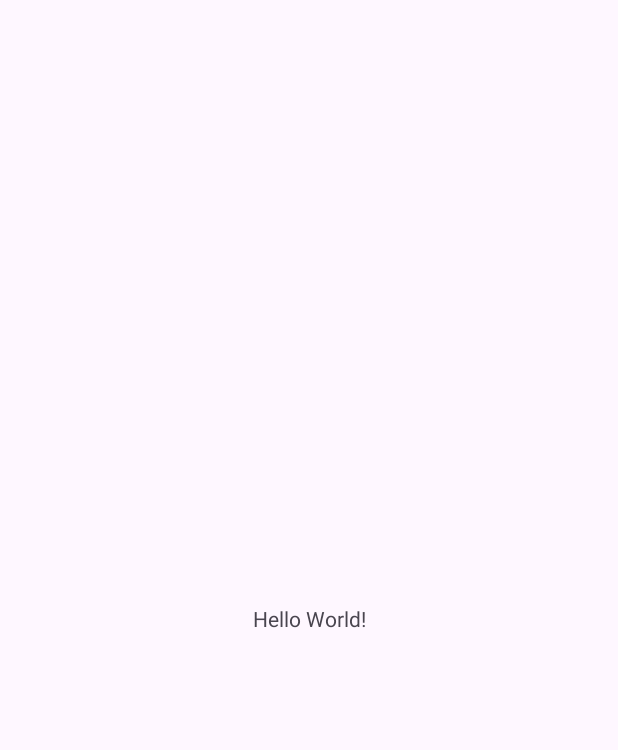
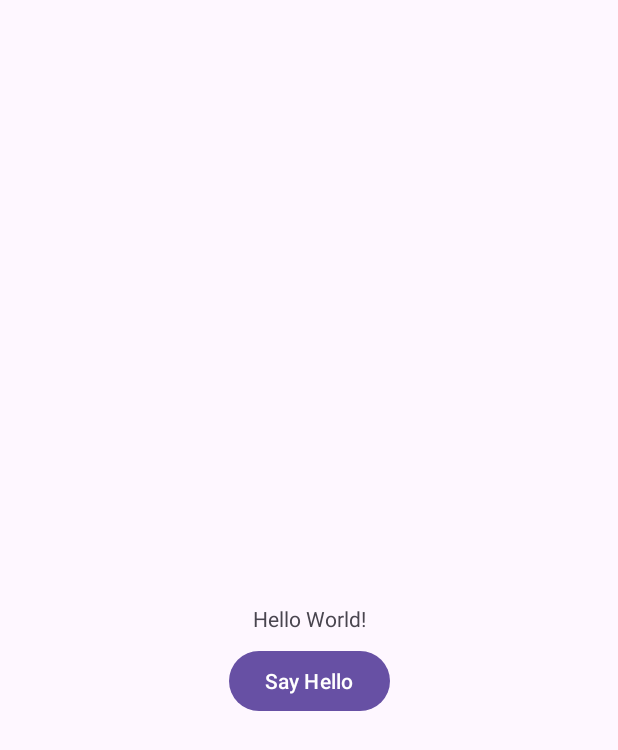
Before and after one commit to sukma-prabiansyah/belajar-git, an Android app: the screen it shows after launch (MainActivity), on a phone screen of 412 x 824 dp. Before the commit the part shown is almost empty. Shown: the top 750 px of the screen. Run offline under Robolectric (Android 15) with nearby library versions, the phone set to English and light mode, and no system bars.

Commit message:
Menambahkan button dan fitur toast

```diff
--- a/app/src/main/java/com/example/belajargit/MainActivity.kt
+++ b/app/src/main/java/com/example/belajargit/MainActivity.kt
@@ -2,10 +2,17 @@ package com.example.belajargit
 
 import androidx.appcompat.app.AppCompatActivity
 import android.os.Bundle
+import android.widget.Button
+import android.widget.Toast
 
 class MainActivity : AppCompatActivity() {
     override fun onCreate(savedInstanceState: Bundle?) {
         super.onCreate(savedInstanceState)
         setContentView(R.layout.activity_main)
+
+        val button: Button = findViewById(R.id.button)
+        button.setOnClickListener {
+            Toast.makeText(this, "Hello, I am smart App!", Toast.LENGTH_SHORT).show()
+        }
     }
 }
--- a/app/src/main/res/layout/activity_main.xml
+++ b/app/src/main/res/layout/activity_main.xml
@@ -6,13 +6,25 @@
     android:layout_width="match_parent"
     android:layout_height="match_parent"
     tools:context=".MainActivity">
+
     <TextView
+        android:id="@+id/textView"
         android:layout_width="wrap_content"
         android:layout_height="wrap_content"
         android:text="Hello World!"
         app:layout_constraintBottom_toBottomOf="parent"
+        app:layout_constraintEnd_toEndOf="parent"
         app:layout_constraintStart_toStartOf="parent"
-      app:layout_constraintEnd_toEndOf="parent"
         app:layout_constraintTop_toTopOf="parent" />
 
+    <Button
+        android:id="@+id/button"
+        android:layout_width="wrap_content"
+        android:layout_height="wrap_content"
+        android:layout_marginTop="8dp"
+        android:text="@string/say_hello"
+        app:layout_constraintEnd_toEndOf="@+id/textView"
+        app:layout_constraintStart_toStartOf="@+id/textView"
+        app:layout_constraintTop_toBottomOf="@+id/textView" />
+
 </androidx.constraintlayout.widget.ConstraintLayout>
--- a/app/src/main/res/values/strings.xml
+++ b/app/src/main/res/values/strings.xml
@@ -1,3 +1,4 @@
 <resources>
     <string name="app_name">BelajarGit</string>
+    <string name="say_hello">Say Hello</string>
 </resources>
```
Lines whose indentation alone changed are shown as unchanged.
